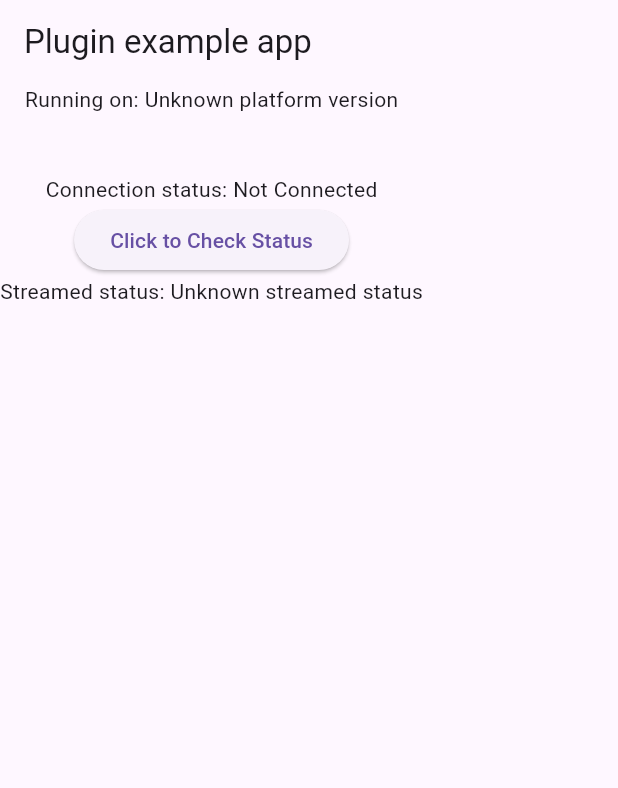
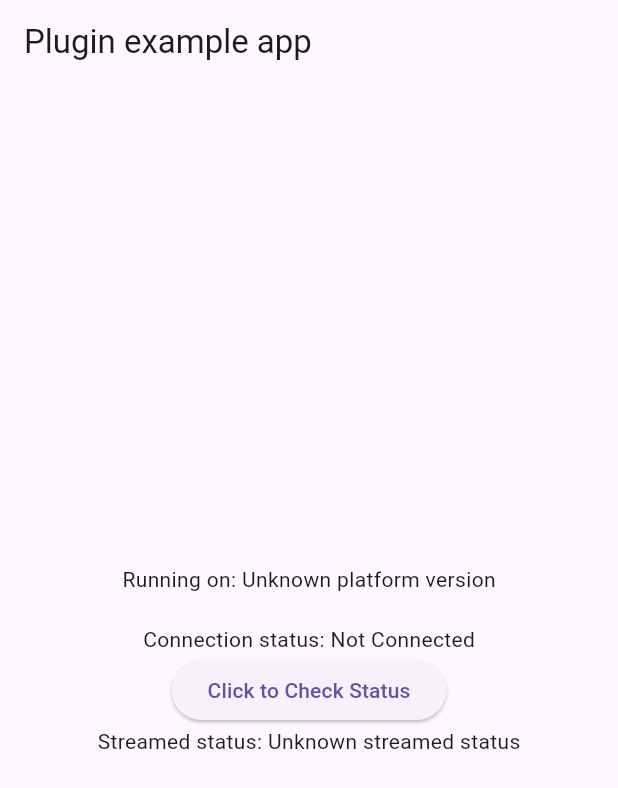
Before and after one commit to Khondwani/net_status, a Flutter app: the screen it shows after launch, after a tap on "Click to Check Status", on a phone screen of 412 x 824 dp. Shown: the top 788 px of the screen. Run offline on Flutter 3.47's test engine with Material 3 defaults, Android fonts, the phone set to English and light mode, and no system bars; our stand-ins replace plugin_platform_interface.

Commit message:
feat: Refactor initPlatformState method for improved network status handling and update UI accordingly

```diff
--- a/example/lib/main.dart
+++ b/example/lib/main.dart
@@ -34,43 +34,25 @@ class _MyAppState extends State<MyApp> {
     String platformVersion;
     // Platform messages may fail, so we use a try/catch PlatformException.
     // We also handle the message potentially returning null.
-    try {
+
     platformVersion =
         await _netStatusPlugin.getPlatformVersion() ??
         'Unknown platform version';
-    } on PlatformException {
-      platformVersion = 'Failed to get platform version.';
-    }
-    try {
-      // Listen to network status changes
+    setState(() {
+      _platformVersion = platformVersion;
+    });
+
     _netStatusPlugin.connectivityStream.listen((isConnected) {
       setState(() {
         _streamedStatus = isConnected ? 'Connected' : 'Not Connected';
       });
     });
-    } catch (e) {
-      print('Error listening to network status changes: $e');
-    }
 
-    try {
-      // Attempt to start listening for network status changes
-      await _netStatusPlugin.startListening();
-    } catch (e) {
-      print('Error starting listening: $e');
-    }
-    try {
-      // Check if the device is connected to the network
     _isConnected = await _netStatusPlugin.isConnected();
     setState(() {
       _connectionStatus = _isConnected ? 'Connected' : 'Not Connected';
     });
-    } catch (e) {
-      print('Error checking connection status: $e');
-    }
-
-    setState(() {
-      _platformVersion = platformVersion;
-    });
+    await _netStatusPlugin.startListening();
   }
 
   @override
@@ -78,31 +60,21 @@ class _MyAppState extends State<MyApp> {
     return MaterialApp(
       home: Scaffold(
         appBar: AppBar(title: const Text('Plugin example app')),
-        body: Column(
+        body: Center(
+          child: Column(
+            mainAxisAlignment: MainAxisAlignment.center,
+            crossAxisAlignment: CrossAxisAlignment.center,
             children: [
-            Text('Running on: $_platformVersion\n'),
+              Text('Running on: $_platformVersion'),
               const SizedBox(height: 20),
               Text('Connection status: $_connectionStatus'),
               ElevatedButton(
                 child: const Text('Click to Check Status'),
-              onPressed: () {
-                _netStatusPlugin
-                    .isConnected()
-                    .then((isConnected) {
-                      // print('Is connected: $isConnected');
-                      ScaffoldMessenger.of(context).showSnackBar(
-                        SnackBar(content: Text('Is connected: $isConnected')),
-                      );
-                    })
-                    .catchError((error) {
-                      // print('Error checking connection status: $error');
-                      ScaffoldMessenger.of(context).showSnackBar(
-                        SnackBar(
-                          content: Text(
-                            'Error checking connection status: $error',
-                          ),
-                        ),
-                      );
+                onPressed: () async {
+                  _isConnected = await _netStatusPlugin.isConnected();
+                  setState(() {
+                    _connectionStatus =
+                        _isConnected ? 'Connected' : 'Not Connected';
                   });
                 },
               ),
@@ -110,6 +82,7 @@ class _MyAppState extends State<MyApp> {
             ],
           ),
         ),
+      ),
     );
   }
 }
```
Also changed, not shown: 1 other file. Lines whose indentation alone changed are shown as unchanged.
